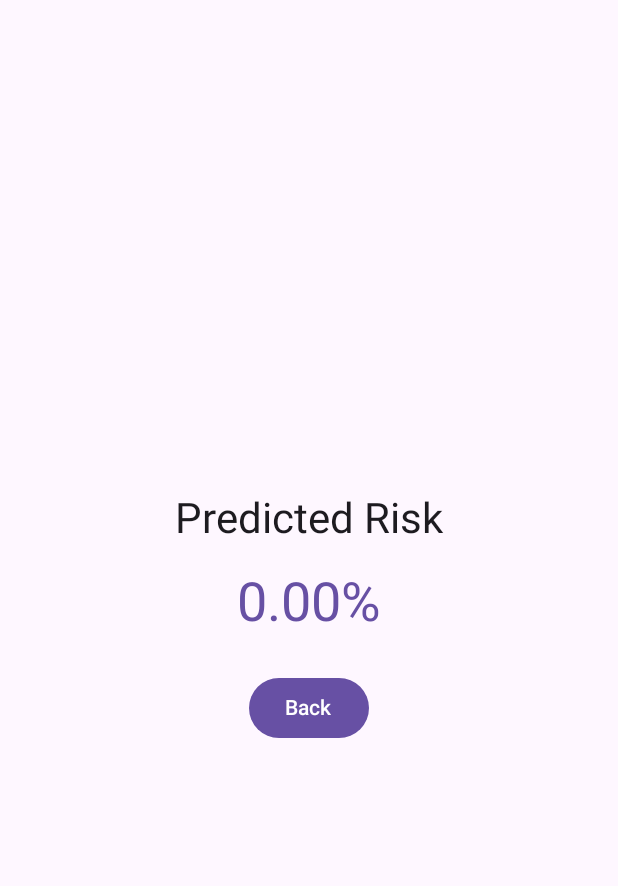
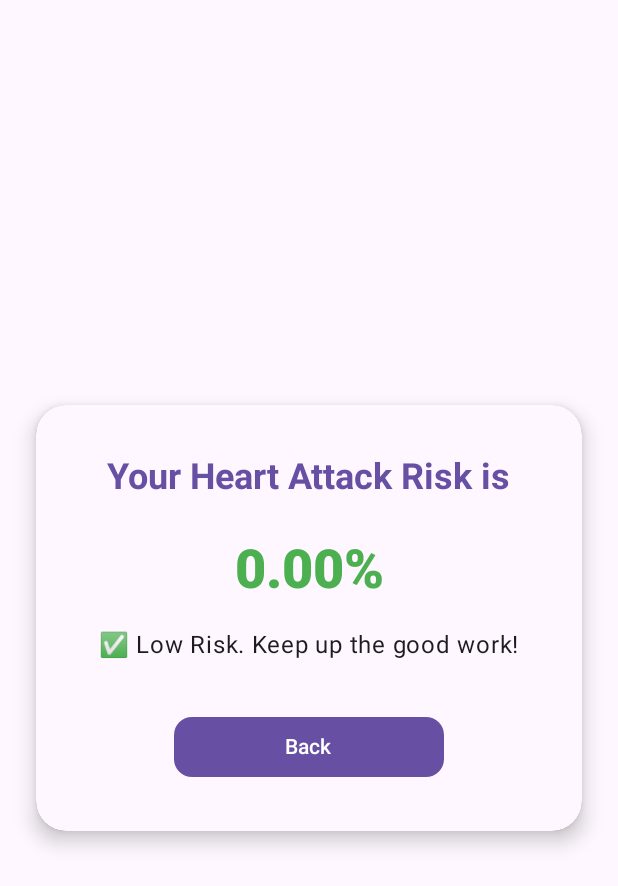
Before and after one commit to dayam8696/Major_Project, an Android app built with Jetpack Compose: the HeartAttackResultScreen screen opened through its navigation route, on a phone screen of 412 x 824 dp. Shown: the top 886 px of the screen. Run offline under Robolectric (Android 15) with nearby library versions, the phone set to English and light mode, and no system bars; libraries missing offline, so code that uses them is left out: org.tensorflow.lite.

```diff
--- a/app/src/main/java/com/example/majorproject/ui/screens/HeartAttackResult.kt
+++ b/app/src/main/java/com/example/majorproject/ui/screens/HeartAttackResult.kt
@@ -1,41 +1,89 @@
 package com.example.majorproject.ui.screens
 
-import androidx.compose.foundation.layout.Arrangement
-import androidx.compose.foundation.layout.Column
-import androidx.compose.foundation.layout.Spacer
-import androidx.compose.foundation.layout.fillMaxSize
-import androidx.compose.foundation.layout.height
-import androidx.compose.foundation.layout.padding
-import androidx.compose.material3.Button
-import androidx.compose.material3.MaterialTheme
-import androidx.compose.material3.Text
+import androidx.compose.foundation.background
+import androidx.compose.foundation.layout.*
+import androidx.compose.foundation.shape.RoundedCornerShape
+import androidx.compose.material3.*
 import androidx.compose.runtime.Composable
 import androidx.compose.ui.Alignment
 import androidx.compose.ui.Modifier
+import androidx.compose.ui.draw.shadow
+import androidx.compose.ui.graphics.Color
+import androidx.compose.ui.text.font.FontWeight
 import androidx.compose.ui.unit.dp
 import androidx.navigation.NavController
 
+
+
 @Composable
 fun HeartAttackResultScreen(navController: NavController) {
-    val result =ResultHolder.predictedRisk
+    val result = ResultHolder.predictedRisk
+    val percentage = "%.2f".format(result * 100)
 
-    Column(
+    Box(
         modifier = Modifier
             .fillMaxSize()
+            .background(MaterialTheme.colorScheme.background)
             .padding(24.dp),
-        verticalArrangement = Arrangement.Center,
-        horizontalAlignment = Alignment.CenterHorizontally
+        contentAlignment = Alignment.Center
     ) {
-        Text("Predicted Risk", style = MaterialTheme.typography.headlineMedium)
-        Spacer(modifier = Modifier.height(16.dp))
-        Text(
-            text = "${"%.2f".format(result * 100)}%",
-            style = MaterialTheme.typography.displaySmall,
-            color = MaterialTheme.colorScheme.primary
-        )
-        Spacer(modifier = Modifier.height(24.dp))
-        Button(onClick = { navController.popBackStack() }) {
-            Text("Back")
+        Card(
+            modifier = Modifier
+                .fillMaxWidth()
+                .shadow(8.dp, RoundedCornerShape(20.dp)),
+            colors = CardDefaults.cardColors(containerColor = MaterialTheme.colorScheme.surface),
+            shape = RoundedCornerShape(20.dp),
+            elevation = CardDefaults.cardElevation(defaultElevation = 8.dp)
+        ) {
+            Column(
+                modifier = Modifier
+                    .padding(32.dp)
+                    .fillMaxWidth(),
+                horizontalAlignment = Alignment.CenterHorizontally,
+                verticalArrangement = Arrangement.Center
+            ) {
+                Text(
+                    text = "Your Heart Attack Risk is",
+                    style = MaterialTheme.typography.headlineSmall.copy(
+                        fontWeight = FontWeight.Bold
+                    ),
+                    color = MaterialTheme.colorScheme.primary
+                )
+
+                Spacer(modifier = Modifier.height(24.dp))
+
+                Text(
+                    text = "$percentage%",
+                    style = MaterialTheme.typography.displaySmall.copy(
+                        fontWeight = FontWeight.ExtraBold
+                    ),
+                    color = if (result > 0.5f) Color.Red else Color(0xFF4CAF50) // Green if low risk
+                )
+
+                Spacer(modifier = Modifier.height(16.dp))
+
+                Text(
+                    text = when {
+                        result > 0.75f -> "⚠️ High Risk! Please consult a doctor immediately."
+                        result > 0.5f -> "⚠️ Moderate Risk. Consider consulting a healthcare professional."
+                        result > 0.25f -> "✅ Low to Moderate Risk. Maintain a healthy lifestyle."
+                        else -> "✅ Low Risk. Keep up the good work!"
+                    },
+                    style = MaterialTheme.typography.bodyLarge,
+                    color = MaterialTheme.colorScheme.onSurface,
+                    modifier = Modifier.padding(horizontal = 8.dp)
+                )
+
+                Spacer(modifier = Modifier.height(32.dp))
+
+                Button(
+                    onClick = { navController.popBackStack() },
+                    shape = RoundedCornerShape(12.dp),
+                    modifier = Modifier.fillMaxWidth(0.6f)
+                ) {
+                    Text("Back")
+                }
+            }
         }
     }
 }
```
Also changed, not shown: app/src/main/java/com/example/majorproject/ui/screens/DiabetesPredictionScreen.kt (added, +329 -0 lines), 1 other file.
